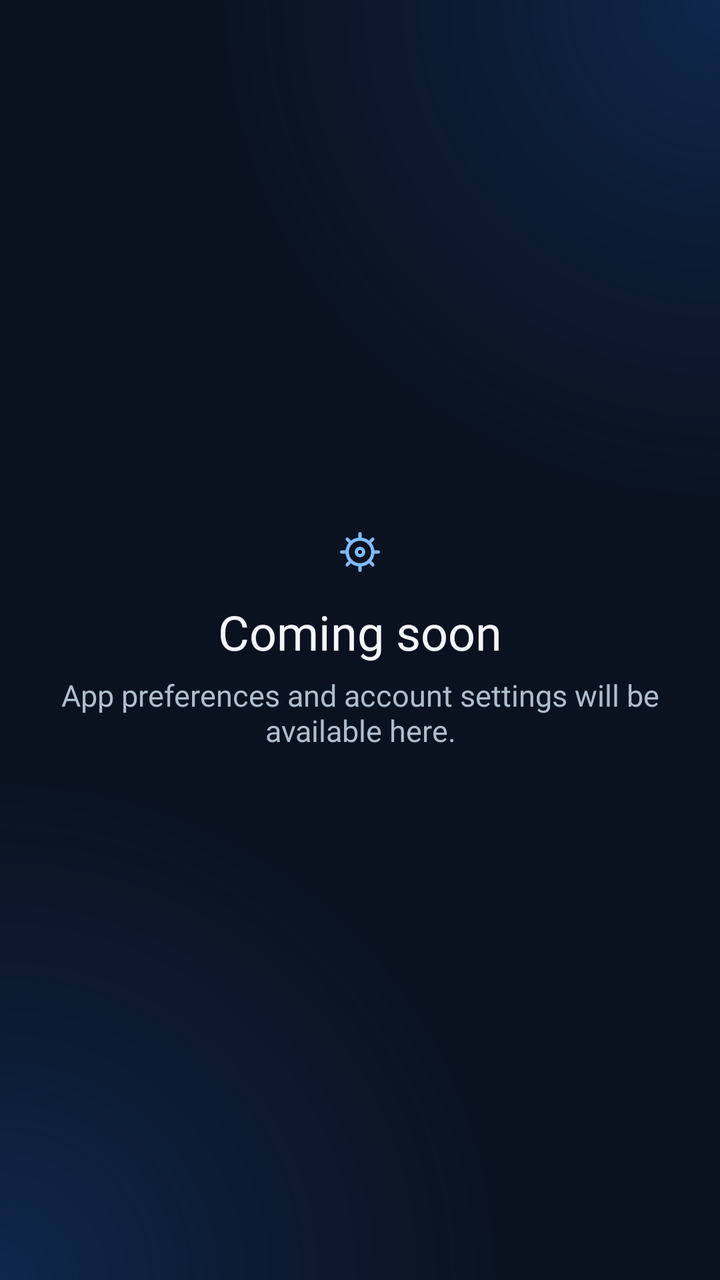
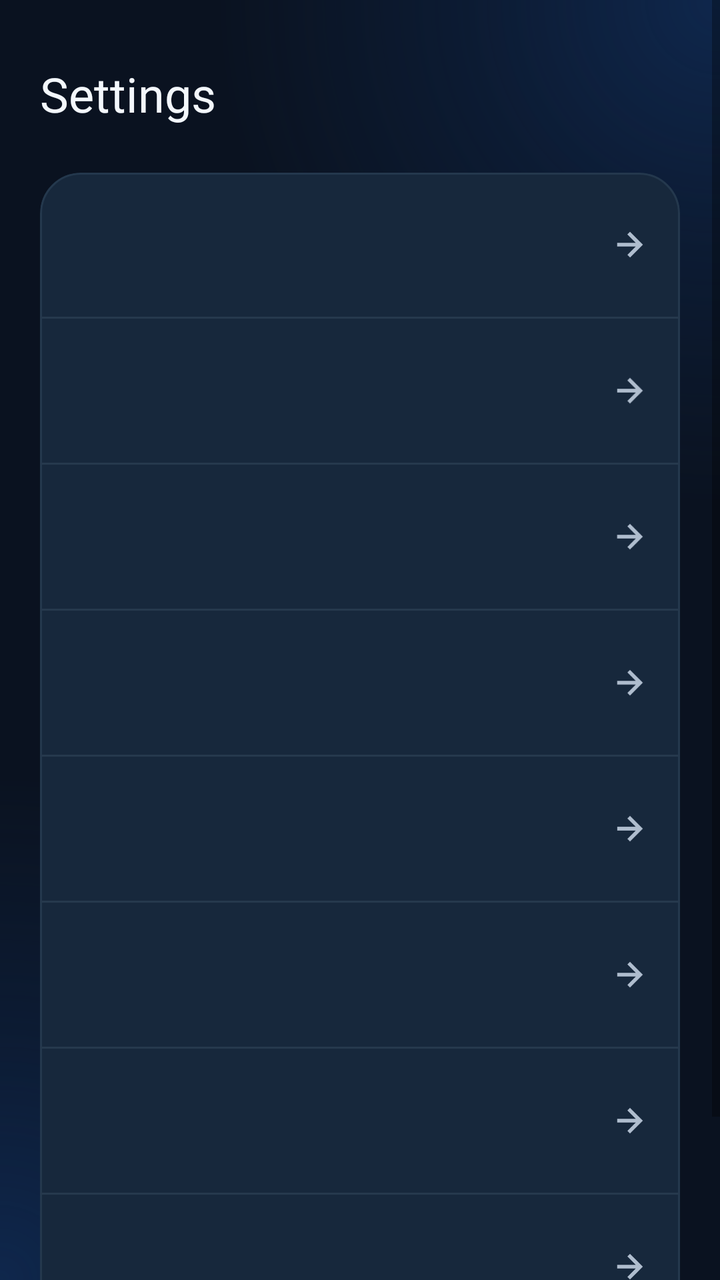

Before-and-after screenshots of an Android layout around one commit, followed by the original layout XML and the change that was made.
<!-- AndroidManifest.xml: application theme Theme.Main -->
<!-- res/layout/fragment_settings.xml -->
<?xml version="1.0" encoding="utf-8"?>
<LinearLayout xmlns:android="http://schemas.android.com/apk/res/android" android:layout_width="match_parent" android:layout_height="match_parent" android:background="@drawable/bg_gradient" android:gravity="center" android:orientation="vertical" android:padding="24dp">
    <ImageView android:layout_width="wrap_content" android:layout_height="wrap_content" android:src="@drawable/ic_settings" android:tint="@color/home_accent" />
    <TextView android:layout_width="wrap_content" android:layout_height="wrap_content" android:layout_marginTop="16dp" android:fontFamily="@font/poppins_semibold" android:text="@string/coming_soon_title" android:textColor="@color/primary_text_color" android:textSize="24sp" />
    <TextView android:layout_width="wrap_content" android:layout_height="wrap_content" android:layout_marginTop="8dp" android:fontFamily="@font/poppins_regular" android:gravity="center" android:text="@string/settings_coming_soon_description" android:textColor="@color/secondary_text_color" android:textSize="15sp" />
</LinearLayout>
<!-- resources referenced by this layout -->
<resources>
  <color name="home_accent">#7EBCFF</color>
  <color name="primary_text_color">#F3F7FC</color>
  <color name="secondary_text_color">#AFBDCE</color>
  <!-- drawable ic_settings (drawable) -->
  <?xml version="1.0" encoding="utf-8"?>
  <vector xmlns:android="http://schemas.android.com/apk/res/android"
      android:width="22dp"
      android:height="22dp"
      android:viewportWidth="22"
      android:viewportHeight="22">
      <path
          android:fillColor="@android:color/transparent"
          android:pathData="M17.4166,10.9999C17.4166,14.5437 14.5437,17.4166 10.9999,17.4166C7.45609,17.4166 4.58325,14.5437 4.58325,10.9999C4.58325,7.45609 7.45609,4.58325 10.9999,4.58325C14.5437,4.58325 17.4166,7.45609 17.4166,10.9999Z"
          android:strokeColor="#8C9BAD"
          android:strokeLineCap="round"
          android:strokeLineJoin="round"
          android:strokeWidth="1.65" />
      <path
          android:fillColor="@android:color/transparent"
          android:pathData="M12.8334,11.0001C12.8334,12.0126 12.0126,12.8334 11.0001,12.8334C9.98756,12.8334 9.16675,12.0126 9.16675,11.0001C9.16675,9.98756 9.98756,9.16675 11.0001,9.16675C12.0126,9.16675 12.8334,9.98756 12.8334,11.0001Z"
          android:strokeColor="#8C9BAD"
          android:strokeLineCap="round"
          android:strokeLineJoin="round"
          android:strokeWidth="1.65" />
      <path
          android:fillColor="@android:color/transparent"
          android:pathData="M10.9999,1.83325V4.58325M10.9999,17.4166V20.1666M1.83325,10.9999H4.58325M17.4166,10.9999H20.1666M4.58325,4.58325L6.41659,6.41659M15.5833,15.5833L17.4166,17.4166M4.58325,17.4166L6.41659,15.5833M15.5833,6.41659L17.4166,4.58325"
          android:strokeColor="#8C9BAD"
          android:strokeLineCap="round"
          android:strokeLineJoin="round"
          android:strokeWidth="1.65" />
  </vector>
  <string name="coming_soon_title">Coming soon</string>
  <string name="settings_coming_soon_description">App preferences and account settings will be available here.</string>
  <style name="Theme.Main" parent="Theme.MaterialComponents.Light.NoActionBar">
          
          <item name="colorPrimary">@color/purple_500</item>
          <item name="colorPrimaryVariant">@color/purple_700</item>
          <item name="colorOnPrimary">@color/white</item>
          <item name="android:windowLightStatusBar">true</item>
          <item name="android:windowLightNavigationBar" tools:targetApi="27">true</item>
          
          <item name="colorSecondary">@color/teal_200</item>
          <item name="colorSecondaryVariant">@color/teal_700</item>
          <item name="colorOnSecondary">@color/white</item>
          
          <item name="android:windowBackground">#F4F4F4</item>
          
          <item name="android:windowTranslucentStatus">true</item>
          <item name="android:windowTranslucentNavigation">true</item>
          
          <item name="android:windowFullscreen">false</item>
          
          <item name="android:windowNoTitle">true</item>
          
          <item name="android:animateLayoutChanges">false</item>
  
          <item name="android:includeFontPadding">false</item>
      </style>
  <color name="purple_500">#FF6200EE</color>
  <color name="purple_700">#FF3700B3</color>
  <color name="white">#FFFFFFFF</color>
  <color name="teal_200">#FF03DAC5</color>
  <color name="teal_700">#FF018786</color>
  <!-- unchanged entries left out for length: 1 -->
</resources>

<!-- the commit's change to res/layout/fragment_settings.xml (unified diff, before → after) -->
@@ -1,6 +1,126 @@
 <?xml version="1.0" encoding="utf-8"?>
-<LinearLayout xmlns:android="http://schemas.android.com/apk/res/android" android:layout_width="match_parent" android:layout_height="match_parent" android:background="@drawable/bg_gradient" android:gravity="center" android:orientation="vertical" android:padding="24dp">
-    <ImageView android:layout_width="wrap_content" android:layout_height="wrap_content" android:src="@drawable/ic_settings" android:tint="@color/home_accent" />
-    <TextView android:layout_width="wrap_content" android:layout_height="wrap_content" android:layout_marginTop="16dp" android:fontFamily="@font/poppins_semibold" android:text="@string/coming_soon_title" android:textColor="@color/primary_text_color" android:textSize="24sp" />
-    <TextView android:layout_width="wrap_content" android:layout_height="wrap_content" android:layout_marginTop="8dp" android:fontFamily="@font/poppins_regular" android:gravity="center" android:text="@string/settings_coming_soon_description" android:textColor="@color/secondary_text_color" android:textSize="15sp" />
+<ScrollView xmlns:android="http://schemas.android.com/apk/res/android"
+    android:layout_width="match_parent"
+    android:layout_height="match_parent"
+    android:background="@drawable/bg_gradient"
+    android:clipToPadding="false"
+    android:fillViewport="true"
+    android:overScrollMode="never">
+
+    <LinearLayout
+        android:layout_width="match_parent"
+        android:layout_height="match_parent"
+        android:orientation="vertical"
+        android:paddingStart="20dp"
+        android:paddingTop="34dp"
+        android:paddingEnd="20dp"
+        android:paddingBottom="20dp">
+
+        <TextView
+            android:id="@+id/settings_title"
+            android:layout_width="wrap_content"
+            android:layout_height="wrap_content"
+            android:fontFamily="@font/poppins_semibold"
+            android:text="@string/settings_title"
+            android:textColor="@color/primary_text_color"
+            android:textSize="24sp" />
+
+        <LinearLayout
+            android:id="@+id/settings_card"
+            android:layout_width="match_parent"
+            android:layout_height="wrap_content"
+            android:layout_marginTop="24dp"
+            android:background="@drawable/bg_settings_card"
+            android:clipToOutline="true"
+            android:orientation="vertical">
+
+            <include android:id="@+id/settings_row_appearance" layout="@layout/item_settings_row" />
+            <include android:id="@+id/settings_row_language" layout="@layout/item_settings_row" />
+            <include android:id="@+id/settings_row_units" layout="@layout/item_settings_row" />
+            <include android:id="@+id/settings_row_stamp" layout="@layout/item_settings_row" />
+            <include android:id="@+id/settings_row_permissions" layout="@layout/item_settings_row" />
+            <include android:id="@+id/settings_row_rate" layout="@layout/item_settings_row" />
+            <include android:id="@+id/settings_row_privacy" layout="@layout/item_settings_row" />
+            <include android:id="@+id/settings_row_terms" layout="@layout/item_settings_row" />
+        </LinearLayout>
+
+        <Space
+            android:layout_width="match_parent"
+            android:layout_height="0dp"
+            android:layout_weight="1" />
+
+        <TextView
+            android:id="@+id/settings_version"
+            android:layout_width="match_parent"
+            android:layout_height="wrap_content"
+            android:layout_marginTop="28dp"
+            android:fontFamily="@font/poppins_regular"
+            android:gravity="center"
+            android:textColor="@color/secondary_text_color"
+            android:textSize="13sp" />
+    </LinearLayout>
+</ScrollView>
+<!-- res/layout/item_settings_row.xml (included above) -->
+<?xml version="1.0" encoding="utf-8"?>
+<LinearLayout xmlns:android="http://schemas.android.com/apk/res/android"
+    xmlns:app="http://schemas.android.com/apk/res-auto"
+    android:layout_width="match_parent"
+    android:layout_height="wrap_content"
+    android:orientation="vertical">
+
+    <LinearLayout
+        android:id="@+id/settings_row_content"
+        android:layout_width="match_parent"
+        android:layout_height="72dp"
+        android:background="?android:attr/selectableItemBackground"
+        android:clickable="true"
+        android:focusable="true"
+        android:gravity="center_vertical"
+        android:orientation="horizontal"
+        android:paddingStart="14dp"
+        android:paddingEnd="14dp">
+
+        <ImageView
+            android:id="@+id/settings_row_icon"
+            android:layout_width="26dp"
+            android:layout_height="26dp"
+            android:contentDescription="@null"
+            android:scaleType="centerInside"
+            app:tint="@color/home_accent" />
+
+        <TextView
+            android:id="@+id/settings_row_title"
+            android:layout_width="0dp"
+            android:layout_height="wrap_content"
+            android:layout_marginStart="14dp"
+            android:layout_weight="1"
+            android:fontFamily="@font/poppins_regular"
+            android:textColor="@color/primary_text_color"
+            android:textSize="16sp" />
+
+        <TextView
+            android:id="@+id/settings_row_value"
+            android:layout_width="wrap_content"
+            android:layout_height="wrap_content"
+            android:layout_marginStart="8dp"
+            android:fontFamily="@font/poppins_regular"
+            android:textColor="@color/secondary_text_color"
+            android:textSize="14sp"
+            android:visibility="gone" />
+
+        <ImageView
+            android:id="@+id/settings_row_chevron"
+            android:layout_width="22dp"
+            android:layout_height="22dp"
+            android:layout_marginStart="10dp"
+            android:contentDescription="@null"
+            android:src="@drawable/ic_arrow_right"
+            app:tint="@color/secondary_text_color" />
+    </LinearLayout>
+
+    <View
+        android:id="@+id/settings_row_divider"
+        android:layout_width="match_parent"
+        android:layout_height="1dp"
+        android:background="#26394D" />
 </LinearLayout>
<!-- resource entries referenced after the edit -->
@@ -3,37 +3,19 @@
   <color name="home_accent">#7EBCFF</color>
   <color name="primary_text_color">#F3F7FC</color>
   <color name="secondary_text_color">#AFBDCE</color>
-  <!-- drawable ic_settings (drawable) -->
+  <!-- drawable bg_settings_card (drawable) -->
   <?xml version="1.0" encoding="utf-8"?>
-  <vector xmlns:android="http://schemas.android.com/apk/res/android"
-      android:width="22dp"
-      android:height="22dp"
-      android:viewportWidth="22"
-      android:viewportHeight="22">
-      <path
-          android:fillColor="@android:color/transparent"
-          android:pathData="M17.4166,10.9999C17.4166,14.5437 14.5437,17.4166 10.9999,17.4166C7.45609,17.4166 4.58325,14.5437 4.58325,10.9999C4.58325,7.45609 7.45609,4.58325 10.9999,4.58325C14.5437,4.58325 17.4166,7.45609 17.4166,10.9999Z"
-          android:strokeColor="#8C9BAD"
-          android:strokeLineCap="round"
-          android:strokeLineJoin="round"
-          android:strokeWidth="1.65" />
-      <path
-          android:fillColor="@android:color/transparent"
-          android:pathData="M12.8334,11.0001C12.8334,12.0126 12.0126,12.8334 11.0001,12.8334C9.98756,12.8334 9.16675,12.0126 9.16675,11.0001C9.16675,9.98756 9.98756,9.16675 11.0001,9.16675C12.0126,9.16675 12.8334,9.98756 12.8334,11.0001Z"
-          android:strokeColor="#8C9BAD"
-          android:strokeLineCap="round"
-          android:strokeLineJoin="round"
-          android:strokeWidth="1.65" />
-      <path
-          android:fillColor="@android:color/transparent"
-          android:pathData="M10.9999,1.83325V4.58325M10.9999,17.4166V20.1666M1.83325,10.9999H4.58325M17.4166,10.9999H20.1666M4.58325,4.58325L6.41659,6.41659M15.5833,15.5833L17.4166,17.4166M4.58325,17.4166L6.41659,15.5833M15.5833,6.41659L17.4166,4.58325"
-          android:strokeColor="#8C9BAD"
-          android:strokeLineCap="round"
-          android:strokeLineJoin="round"
-          android:strokeWidth="1.65" />
+  <shape xmlns:android="http://schemas.android.com/apk/res/android">
+      <solid android:color="#17283C" />
+      <stroke android:width="1dp" android:color="#24384D" />
+      <corners android:radius="20dp" />
+  </shape>
+  <!-- drawable ic_arrow_right (drawable) -->
+  <?xml version="1.0" encoding="utf-8"?>
+  <vector xmlns:android="http://schemas.android.com/apk/res/android" android:width="20dp" android:height="20dp" android:viewportWidth="24" android:viewportHeight="24">
+      <path android:fillColor="#FFFFFFFF" android:pathData="M5,11h10.17l-4.59,-4.59L12,5l7,7 -7,7 -1.41,-1.41L15.17,13H5z" />
   </vector>
-  <string name="coming_soon_title">Coming soon</string>
-  <string name="settings_coming_soon_description">App preferences and account settings will be available here.</string>
+  <string name="settings_title">Settings</string>
   <style name="Theme.Main" parent="Theme.MaterialComponents.Light.NoActionBar">
           
           <item name="colorPrimary">@color/purple_500</item>
